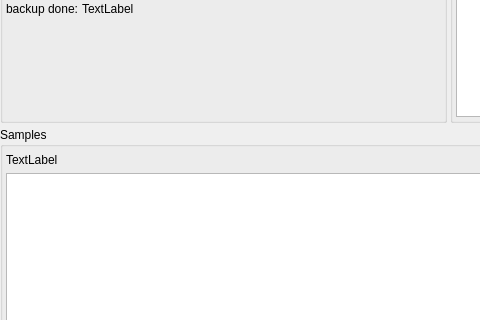
Before: the Qt Designer form src/GSvar/SequencingRunWidget.ui in imgag/ngs-bits, drawn with Qt 5; both pictures show x 0 to 480 and y 215 to 535 of the 1000 by 690 pixel window.
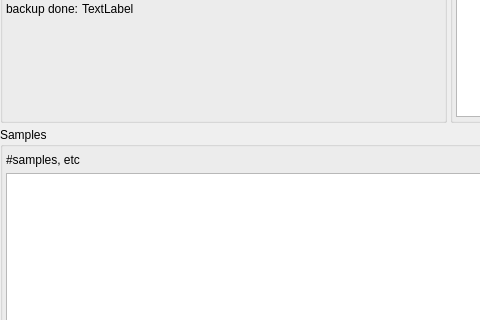
After: the same form once the commit is applied. Icons and pictures are not drawn. Custom widgets are drawn as their Qt base class.

Commit message: GSvar: added 'read %' column to sequencing run sample table.

```diff
--- a/src/GSvar/SequencingRunWidget.ui
+++ b/src/GSvar/SequencingRunWidget.ui
@@ -457,7 +457,7 @@
        <item row="0" column="0" colspan="3">
         <widget class="QLabel" name="sample_count">
          <property name="text">
-          <string>TextLabel</string>
+          <string>#samples, etc</string>
          </property>
         </widget>
        </item>
```
The commit also changes 5 other files.
